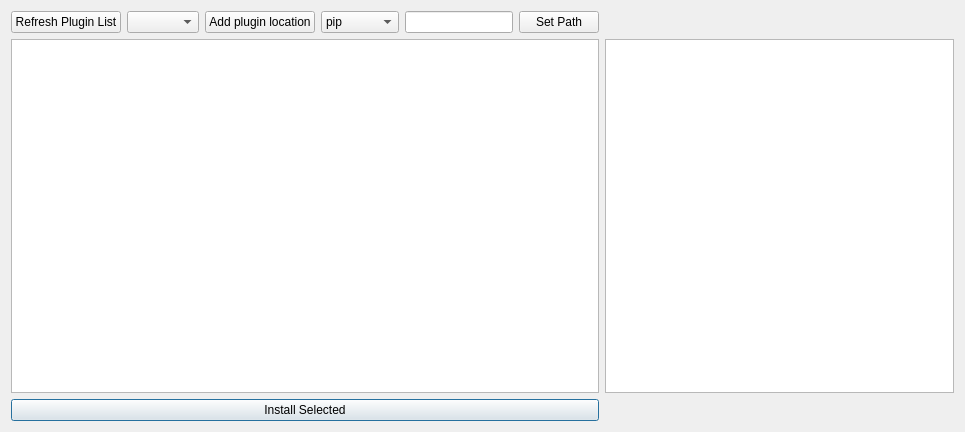
OpenChemistry/avogadrolibs, file avogadro/qtplugins/plugindownloader/pluginmanagerwidget.ui: the form before one commit.
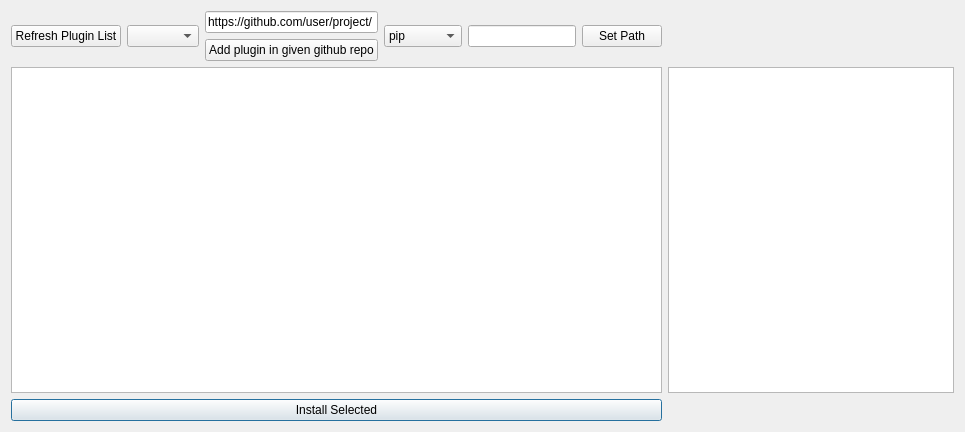
The form after the commit.

Commit message: function to add plugin from repo url

The edit to the form file:
```diff
--- a/avogadro/qtplugins/plugindownloader/pluginmanagerwidget.ui
+++ b/avogadro/qtplugins/plugindownloader/pluginmanagerwidget.ui
@@ -50,11 +50,22 @@
       </widget>
      </item>
      <item>
+      <layout class="QVBoxLayout" name="verticalLayout">
+       <item>
+        <widget class="QLineEdit" name="pluginLocationUrl">
+         <property name="text">
+          <string>https://github.com/user/project/</string>
+         </property>
+        </widget>
+       </item>
+       <item>
       <widget class="QPushButton" name="addPluginLocation">
        <property name="text">
-        <string>Add plugin location</string>
-       </property>
-      </widget>
+          <string>Add plugin in given github repo</string>
+         </property>
+        </widget>
+       </item>
+      </layout>
      </item>
      <item>
       <widget class="QComboBox" name="installMethod">
```
Lines whose indentation alone changed are shown as unchanged. The commit also changes 2 other files.
